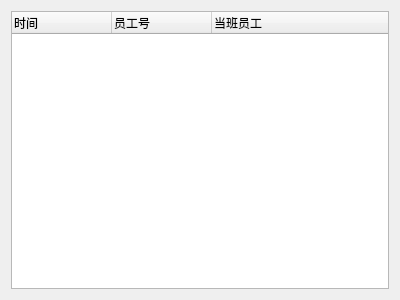
This is worklog.ui in LeoB-O/CarParkManagement as Qt 5 draws it before an edit. The edited form follows.
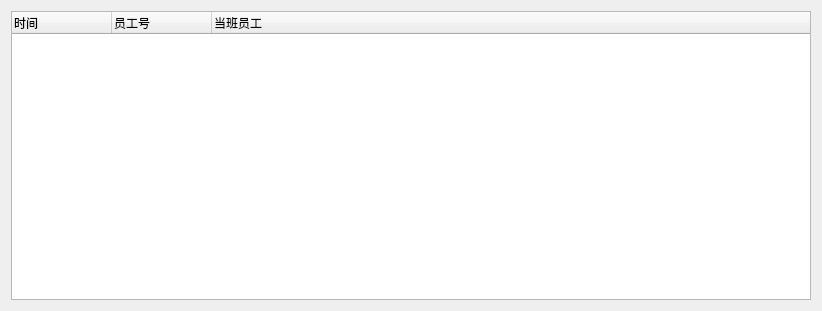
This is the edited form.

The edit to the form file:
```diff
--- a/worklog.ui
+++ b/worklog.ui
@@ -6,8 +6,8 @@
    <rect>
     <x>0</x>
     <y>0</y>
-    <width>400</width>
-    <height>300</height>
+    <width>818</width>
+    <height>311</height>
    </rect>
   </property>
   <property name="windowTitle">
@@ -16,6 +16,12 @@
   <layout class="QVBoxLayout" name="verticalLayout">
    <item>
     <widget class="QTreeWidget" name="treeWidget">
+     <property name="minimumSize">
+      <size>
+       <width>800</width>
+       <height>0</height>
+      </size>
+     </property>
      <column>
       <property name="text">
        <string>时间</string>
```
